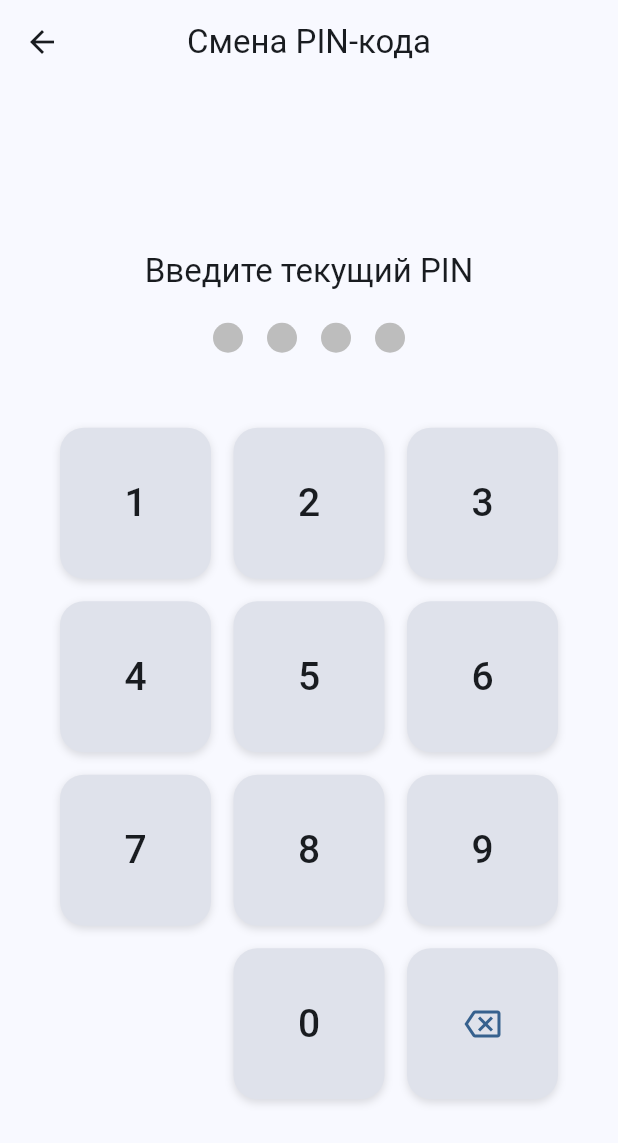
After one commit to daniyar104/cash-mobile, a Flutter app: the ChangePinScreen screen opened directly, on a phone screen of 412 x 824 dp. The commit adds this screen. Shown: the top 1143 px of the screen. Run offline on Flutter 3.47's test engine with Material 3 defaults, Android fonts, the phone set to English and light mode, and no system bars; our stand-ins replace awesome_snackbar_content, flutter_local_notifications, flutter_localization, image_picker, permission_handler, sembast and 3 more; accounts and stored records are empty.

Commit message:
(add): Add a change pin code screen

```diff
--- a/lib/screens/futureMainAccount/AccountPage.dart
+++ b/lib/screens/futureMainAccount/AccountPage.dart
@@ -11,6 +11,7 @@ import 'package:untitled1/screens/accountPage/settings/SettingsPage.dart';
 import 'package:untitled1/screens/accountPage/settings/categories/CategoryListPage.dart';
 import 'package:untitled1/screens/accountPage/settings/language/ChangeLanguagePage.dart';
 import 'package:untitled1/screens/accountPage/settings/template/TemplatePage.dart';
+import 'package:untitled1/screens/pinCode/ChangePinScreen.dart';
 
 import '../../db/database_factory.dart';
 import '../../localization/locales.dart';
@@ -195,7 +196,10 @@ class _AccountPageState extends State<AccountPage> {
                   leadingIcon: Icons.vpn_key,
                   localizationKey: LocalData.key.getString(context),
                   onTap: () {
-                    // Navigate to change password
+                    Navigator.push(
+                      context,
+                      MaterialPageRoute(builder: (context) => ChangePinScreen()),
+                    );
                   },
                 ),
                 SizedBox(height: 5),
--- /dev/null
+++ b/lib/screens/pinCode/ChangePinScreen.dart
@@ -0,0 +1,180 @@
+import 'package:flutter/material.dart';
+import '../../models/PinService.dart';
+
+class ChangePinScreen extends StatefulWidget {
+  const ChangePinScreen({super.key});
+
+  @override
+  State<ChangePinScreen> createState() => _ChangePinScreenState();
+}
+
+class _ChangePinScreenState extends State<ChangePinScreen> {
+  final PinService _pinService = PinService();
+  String _currentStep = 'verify'; // verify or new
+  String _input = '';
+  String _newPin = '';
+
+  void _onDigitPressed(String digit) {
+    if (_input.length < 4) {
+      setState(() => _input += digit);
+      if (_input.length == 4) {
+        if (_currentStep == 'verify') {
+          _verifyCurrentPin();
+        } else {
+          _saveNewPin();
+        }
+      }
+    }
+  }
+
+  void _deleteLast() {
+    if (_input.isNotEmpty) {
+      setState(() {
+        _input = _input.substring(0, _input.length - 1);
+      });
+    }
+  }
+
+  void _verifyCurrentPin() async {
+    final savedPin = await _pinService.getSavedPin();
+    if (_input == savedPin) {
+      setState(() {
+        _input = '';
+        _currentStep = 'new';
+      });
+    } else {
+      ScaffoldMessenger.of(context).showSnackBar(
+        const SnackBar(content: Text('❌ Неверный текущий PIN')),
+      );
+      setState(() => _input = '');
+    }
+  }
+
+  void _saveNewPin() async {
+    await _pinService.savePin(_input);
+    ScaffoldMessenger.of(context).showSnackBar(
+      const SnackBar(content: Text('✅ PIN успешно изменён')),
+    );
+    Navigator.pop(context); // возвращаемся назад
+  }
+
+  Widget _buildPinCircles() {
+    return Row(
+      mainAxisAlignment: MainAxisAlignment.center,
+      children: List.generate(4, (index) {
+        return Container(
+          margin: const EdgeInsets.symmetric(horizontal: 8),
+          width: 20,
+          height: 20,
+          decoration: BoxDecoration(
+            shape: BoxShape.circle,
+            color: index < _input.length
+                ? Theme.of(context).colorScheme.primary
+                : Colors.grey.shade400,
+          ),
+        );
+      }),
+    );
+  }
+
+  Widget _buildKeyboardButton(String value, {bool isDelete = false}) {
+    return GestureDetector(
+      onTap: isDelete ? _deleteLast : () => _onDigitPressed(value),
+      child: Container(
+        width: 70,
+        height: 70,
+        alignment: Alignment.center,
+        decoration: BoxDecoration(
+          color: Theme.of(context).colorScheme.surfaceVariant,
+          borderRadius: BorderRadius.circular(16),
+          boxShadow: [
+            BoxShadow(
+              color: Colors.black12,
+              blurRadius: 4,
+              offset: Offset(0, 2),
+            )
+          ],
+        ),
+        child: IconOrText(value, isDelete: isDelete),
+      ),
+    );
+  }
+
+  Widget _buildKeyboard() {
+    final keys = [
+      '1', '2', '3',
+      '4', '5', '6',
+      '7', '8', '9',
+      '', '0', '⌫',
+    ];
+
+    return GridView.builder(
+      shrinkWrap: true,
+      physics: const NeverScrollableScrollPhysics(),
+      itemCount: keys.length,
+      padding: const EdgeInsets.symmetric(horizontal: 40, vertical: 10),
+      gridDelegate: const SliverGridDelegateWithFixedCrossAxisCount(
+        crossAxisCount: 3,
+        mainAxisSpacing: 15,
+        crossAxisSpacing: 15,
+      ),
+      itemBuilder: (_, index) {
+        final key = keys[index];
+        if (key.isEmpty) return const SizedBox.shrink();
+        return _buildKeyboardButton(
+          key,
+          isDelete: key == '⌫',
+        );
+      },
+    );
+  }
+
+  @override
+  Widget build(BuildContext context) {
+    final title = _currentStep == 'verify' ? 'Введите текущий PIN' : 'Введите новый PIN';
+
+    return Scaffold(
+      appBar: AppBar(
+        title: const Text("Смена PIN-кода"),
+        centerTitle: true,
+      ),
+      body: SafeArea(
+        child: Column(
+          mainAxisAlignment: MainAxisAlignment.center,
+          children: [
+            const SizedBox(height: 30),
+            Text(
+              title,
+              style: Theme.of(context).textTheme.titleLarge,
+            ),
+            const SizedBox(height: 20),
+            _buildPinCircles(),
+            const SizedBox(height: 40),
+            _buildKeyboard(),
+          ],
+        ),
+      ),
+    );
+  }
+}
+
+class IconOrText extends StatelessWidget {
+  final String value;
+  final bool isDelete;
+
+  const IconOrText(this.value, {super.key, this.isDelete = false});
+
+  @override
+  Widget build(BuildContext context) {
+    return isDelete
+        ? Icon(Icons.backspace_outlined, color: Theme.of(context).colorScheme.primary)
+        : Text(
+      value,
+      style: TextStyle(
+        fontSize: 26,
+        fontWeight: FontWeight.w500,
+        color: Theme.of(context).colorScheme.onSurface,
+      ),
+    );
+  }
+}
```
